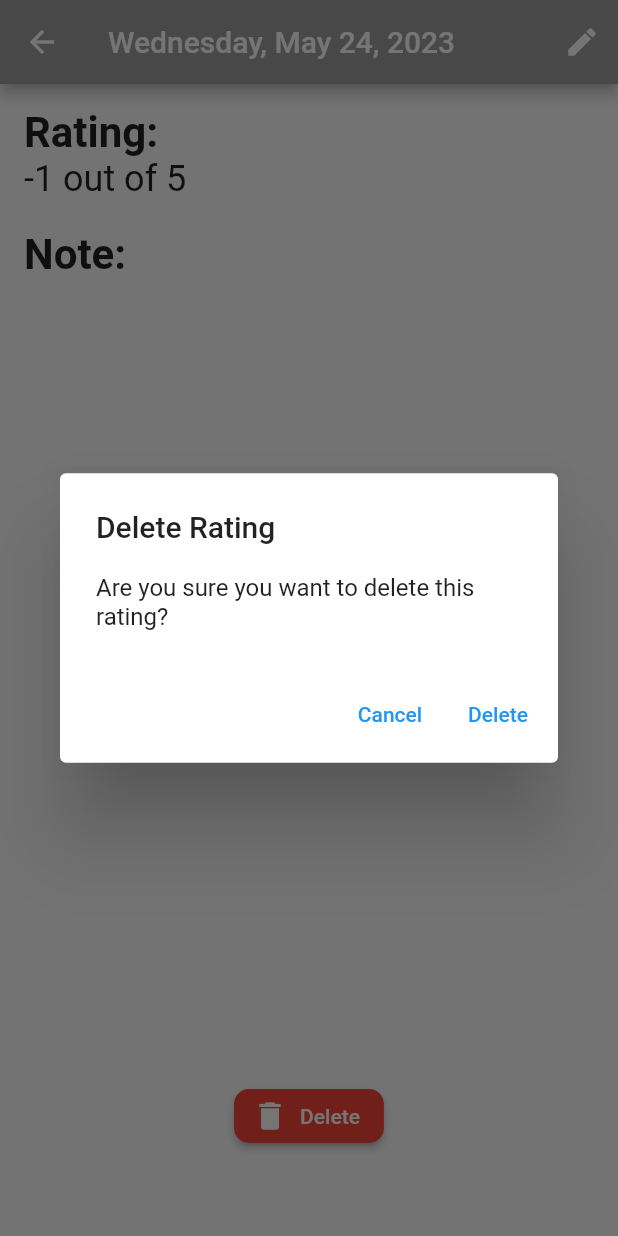
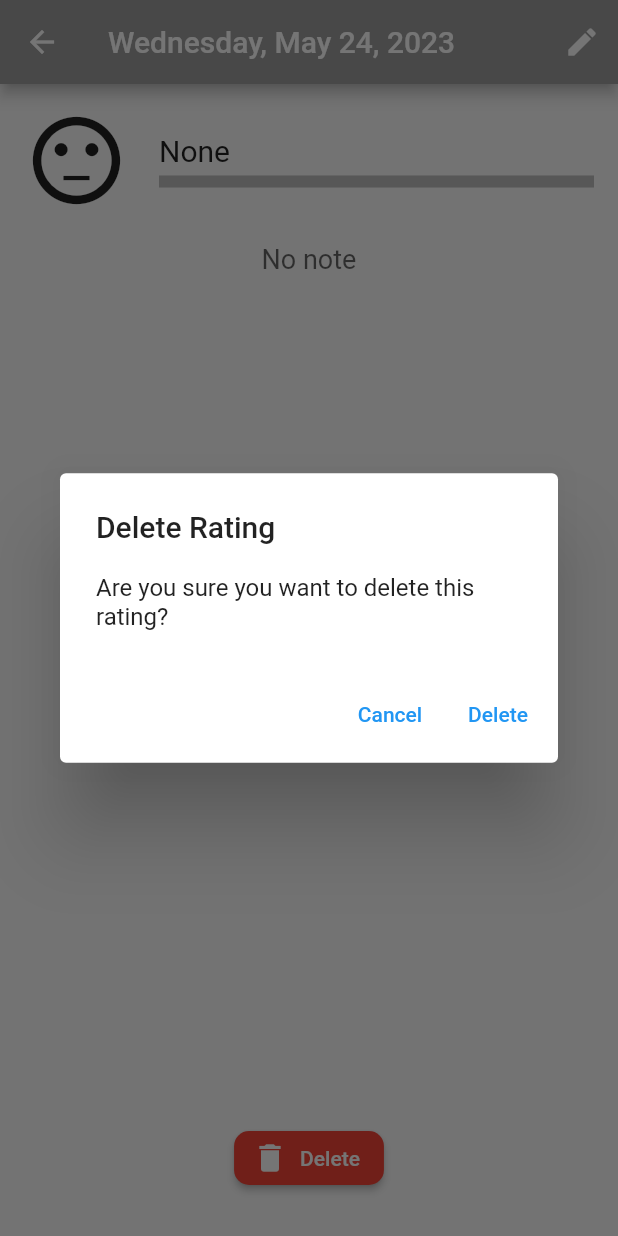
Before and after one commit to EvanSmith93/mood-memo, a Flutter app: the DetailPage screen opened directly with empty values, after a tap on "Delete", on a phone screen of 412 x 824 dp. Run offline on Flutter 3.47's test engine with Material 2 defaults, Android fonts, the phone set to English and light mode, and no system bars; our stand-ins replace shared_preferences, syncfusion_flutter_calendar; accounts and stored records are empty.

Commit message:
made the detail page look better and fixed issues relating to different screen sizes

```diff
--- a/lib/controllers/calendar_controller.dart
+++ b/lib/controllers/calendar_controller.dart
@@ -1,4 +1,5 @@
 import 'package:flutter/material.dart' hide ModalBottomSheetRoute;
+import 'package:mood_log/main.dart';
 import 'package:mood_log/models/rating.dart';
 import 'package:mood_log/screens/detail_page.dart';
 import 'package:mood_log/services/db.dart';
@@ -23,10 +24,10 @@ class ColorGridController {
     }
   }
 
-  void onTap(BuildContext context, DateTime? date, Function refresher) {
+  void onTap(DateTime? date, Function refresher) {
     if (days.containsKey(date.toString())) {
       Navigator.push(
-        context,
+        navigatorKey.currentContext!,
         MaterialPageRoute(
             builder: (context) => DetailPage(
                 rating: days[date.toString()]!, refresher: refresher)),
--- a/lib/controllers/detail_page_controller.dart
+++ b/lib/controllers/detail_page_controller.dart
@@ -1,4 +1,3 @@
-import 'package:flutter/material.dart';
 import 'package:mood_log/models/rating.dart';
 import 'package:mood_log/services/db.dart';
 import 'package:mood_log/widgets/new_rating_popup.dart';
@@ -6,7 +5,7 @@ import 'package:mood_log/widgets/new_rating_popup.dart';
 class DetailPageController {
   DatabaseService db = DatabaseService();
 
-  void editRating(BuildContext context, Function refresher, Rating rating) {
+  void editRating(Function refresher, Rating rating) {
     showRatingPopup(refresher, rating.date, rating.value, rating.note);
   }
 
--- a/lib/main.dart
+++ b/lib/main.dart
@@ -19,10 +19,10 @@ class MyApp extends StatelessWidget {
   // MAYBE NOT NEEDED : change color scheme option
   // MAYBE NOT NEEDED : change theme option
 
-  // TO DO : make the detail screen look better
   // TO DO : change the color scheme for the ratings
   // TO DO : contact support button
   // TO DO : clean up code (especially the new rating code)
+  // TO DO : test on android
 
   // DONE : let the user edit posts
   // DONE : fix keyboard bug
@@ -45,6 +45,9 @@ class MyApp extends StatelessWidget {
   // DONE : alert for deleting a rating
   // DONE : alert for deleting an unfinished rating
   // DONE : alert for adding a rating on top of another rating
+  // DONE : figure out if I need to pass the context around
+  // DONE : make the detail screen look better
+  // DONE : fix the bug with the new rating modal overlapping the dynamic island / notch
 
   // This widget is the root of your application.
   @override
--- a/lib/models/rating.dart
+++ b/lib/models/rating.dart
@@ -40,6 +40,23 @@ enum RatingValue {
         return Colors.purple;
       case five:
         return Colors.green;
+    }
+  }
+
+  String get word {
+    switch (this) {
+      case none:
+        return 'None';
+      case one:
+        return 'Bad';
+      case two:
+        return 'Not Good';
+      case three:
+        return 'Okay';
+      case four:
+        return 'Good';
+      case five:
+        return 'Great';
     }
   }
 
--- a/lib/screens/detail_page.dart
+++ b/lib/screens/detail_page.dart
@@ -24,7 +24,7 @@ class _DetailPageState extends State<DetailPage> {
           IconButton(
             onPressed: () async {
               Navigator.pop(context);
-              widget.controller.editRating(context, widget.refresher, widget.rating);
+              widget.controller.editRating(widget.refresher, widget.rating);
             },
             icon: const Icon(Icons.edit)
           )
@@ -35,27 +35,67 @@ class _DetailPageState extends State<DetailPage> {
         child: Column(
           crossAxisAlignment: CrossAxisAlignment.start,
           children: [
-            const Text(
-              "Rating: ",
-              style: TextStyle(fontSize: 28, fontWeight: FontWeight.w600)
+            Row(
+              children: [
+              Icon(
+                widget.rating.value.icon,
+                size: 70,
               ),
+              const SizedBox(width: 20),
+              Flexible(
+                child: Column(
+                  children: [
+                  Row(
+                    mainAxisAlignment: MainAxisAlignment.spaceBetween,
+                    children: [
                       Text(
-              "${widget.rating.value.number} out of 5",
-              style: const TextStyle(fontSize: 24)
+                        widget.rating.value.word,
+                        style: const TextStyle(fontSize: 20)
+                      ),
+                    ],
+                  ),
+                  const SizedBox(height: 5),
+                  LinearProgressIndicator(
+                    value: widget.rating.value.number / 5,
+                    minHeight: 8,
+                    backgroundColor: Theme.of(context).brightness == Brightness.light
+                      ? Colors.grey[400]
+                      : Colors.grey[600],
+                    color: widget.rating.value.color,
+                  ),
+                  ],
+              ),
+              )
+              ],
             ),
             const SizedBox(height: 20),
-            const Text(
-              "Note: ",
-              style: TextStyle(fontSize: 28, fontWeight: FontWeight.w600)
+              if (widget.rating.note.isNotEmpty) // Check if the note exists
+              Column(
+                crossAxisAlignment: CrossAxisAlignment.start,
+                children: [
+                  Text(
+                    'Note',
+                    style: TextStyle(fontSize: 18, color: Theme.of(context).hintColor),
                   ),
+                  const SizedBox(height: 10),
                   Text(
                     widget.rating.note,
-              style: const TextStyle(fontSize: 24)
+                    style: const TextStyle(fontSize: 24),
+                  ),
+                ],
+              ),
+            if (widget.rating.note.isEmpty) // Show "No note" if the note is empty
+              Center(
+                child: Text(
+                  'No note',
+                  style: TextStyle(fontSize: 18, color: Theme.of(context).hintColor),
+                ),
               ),
             const Spacer(),
             Center(
               child: ElevatedButton.icon(
                 onPressed: () {
+                  // move this to the controller
                   showDialog(
                     context: context,
                     builder: (BuildContext context) {
@@ -93,7 +133,7 @@ class _DetailPageState extends State<DetailPage> {
                 ),
               ),
             ),
-            const SizedBox(height: 40),
+            const SizedBox(height: 12),
           ],
         ),
       ),
--- a/lib/widgets/calendar.dart
+++ b/lib/widgets/calendar.dart
@@ -18,12 +18,12 @@ class _CalendarState extends State<Calendar> {
     return Padding(
       padding: const EdgeInsets.all(16.0),
       child: SizedBox(
-        height: 400,
+        height: MediaQuery.of(context).size.width,
         child: SfCalendar(
           view: CalendarView.month,
           showNavigationArrow: true,
           onTap: (calendarTapDetails) {
-            widget.controller.onTap(context, calendarTapDetails.date, setState);
+            widget.controller.onTap(calendarTapDetails.date, setState);
           },
           monthViewSettings:
               const MonthViewSettings(showTrailingAndLeadingDates: false),
--- a/lib/widgets/new_rating.dart
+++ b/lib/widgets/new_rating.dart
@@ -78,7 +78,7 @@ class _NewRatingState extends State<NewRating> {
             Padding(
               padding: const EdgeInsets.all(12.0),
               child: TextField(
-                maxLines: 4,
+                maxLines: 5,
                 controller: widget.controller.noteController,
                 textInputAction: TextInputAction.done,
                 decoration: const InputDecoration(
@@ -112,6 +112,7 @@ class _NewRatingState extends State<NewRating> {
                           Navigator.pop(navigatorKey.currentContext!);
                           widget.refresher(() {});
                         }
+                        // this should go in the controller
                         if (widget.date != widget.controller.getDate() && await DatabaseService().getRatingFromDay(
                                 widget.controller.getDate()) != null) {
                           showDialog(
```
Also changed, not shown: lib/widgets/color_box.dart (+8 -5 lines), lib/widgets/new_rating_popup.dart (+13 -5 lines), 2 other files. Lines whose indentation alone changed are shown as unchanged.
